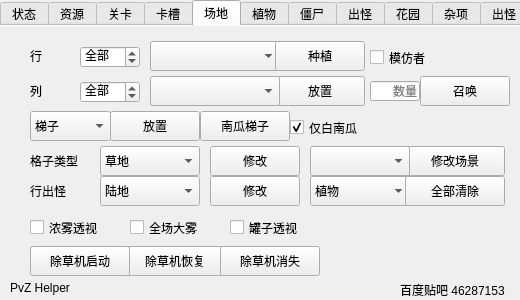
Old version of the form src/mainwindow.ui in the repository CarrotFish/PvZHelper-Mac.
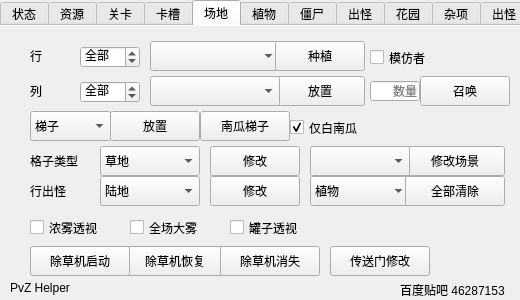
New version of the form. The open tabs and pages were chosen to show the change.

Commit message: add Set Portal

What changed in the file:
```diff
--- a/src/mainwindow.ui
+++ b/src/mainwindow.ui
@@ -2082,6 +2082,19 @@
        </property>
       </item>
      </widget>
+     <widget class="QPushButton" name="ShowPortal">
+      <property name="geometry">
+       <rect>
+        <x>330</x>
+        <y>220</y>
+        <width>100</width>
+        <height>30</height>
+       </rect>
+      </property>
+      <property name="text">
+       <string>传送门修改</string>
+      </property>
+     </widget>
     </widget>
     <widget class="QWidget" name="tab_5">
      <attribute name="title">
```
The commit also changes 9 other files.
